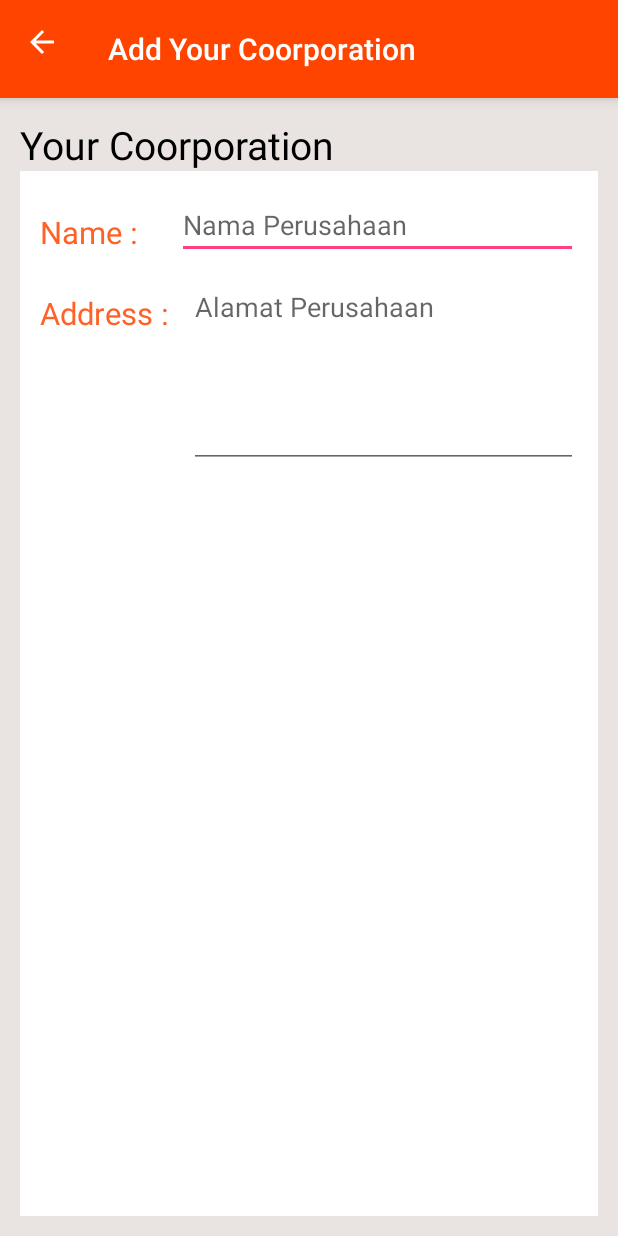
After one commit to ricoarisandyw/project_maker, an Android app: the AddCorporationActivity screen opened directly, with no data from a screen before it, on a phone screen of 412 x 824 dp. The commit adds this screen. Run offline under Robolectric (Android 15) with nearby library versions, the phone set to English and light mode, and no system bars; our stand-ins replace sdp/ssp sizes.

Commit message:
Input Corporation

```diff
--- a/app/src/main/AndroidManifest.xml
+++ b/app/src/main/AndroidManifest.xml
@@ -25,7 +25,8 @@
         <activity android:name=".Project" />
         <activity android:name=".AddTaskActivity" />
         <activity android:name=".SettingActivity" />
-        <activity android:name=".AddProjectActivity"></activity>
+        <activity android:name=".AddProjectActivity" />
+        <activity android:name=".AddCorporationActivity"></activity>
     </application>
 
 </manifest>
--- /dev/null
+++ b/app/src/main/java/com/mrabid/pro_maker/AddCorporationActivity.java
@@ -0,0 +1,40 @@
+package com.mrabid.pro_maker;
+
+import android.graphics.Color;
+import android.graphics.PorterDuff;
+import android.graphics.drawable.Drawable;
+import android.support.v7.app.AppCompatActivity;
+import android.os.Bundle;
+import android.support.v7.widget.Toolbar;
+import android.view.MenuItem;
+
+public class AddCorporationActivity extends AppCompatActivity {
+
+    @Override
+    protected void onCreate(Bundle savedInstanceState) {
+        super.onCreate(savedInstanceState);
+        setContentView(R.layout.activity_add_corporation);
+        Toolbar toolbar = (Toolbar) findViewById(R.id.toolbar);
+        setSupportActionBar(toolbar);
+        getSupportActionBar().setDisplayHomeAsUpEnabled(true);
+        final Drawable upArrow = getResources().getDrawable(R.drawable.abc_ic_ab_back_material);
+        upArrow.setColorFilter(getResources().getColor(R.color.White), PorterDuff.Mode.SRC_ATOP);
+        getSupportActionBar().setHomeAsUpIndicator(upArrow);
+        getSupportActionBar().setTitle("Add Your Coorporation");
+        toolbar.setTitleTextColor(Color.WHITE);
+        getSupportActionBar().setDisplayUseLogoEnabled(true);
+
+    }
+
+    @Override
+    public boolean onOptionsItemSelected(MenuItem item) {
+        switch (item.getItemId()) {
+            case android.R.id.home:
+                onBackPressed();
+                //overridePendingTransition(R.anim.fade_in, R.anim.fade_out);
+                return true;
+            default:
+                return super.onOptionsItemSelected(item);
+        }
+    }
+}
--- a/app/src/main/java/com/mrabid/pro_maker/AddProjectActivity.java
+++ b/app/src/main/java/com/mrabid/pro_maker/AddProjectActivity.java
@@ -60,6 +60,7 @@ public class AddProjectActivity extends AppCompatActivity {
                 },day,month,year);
                 datePickerDialog.getDatePicker().setMinDate(c.getTimeInMillis());
                 datePickerDialog.show();
+
             }
         });
 
--- /dev/null
+++ b/app/src/main/res/layout/activity_add_corporation.xml
@@ -0,0 +1,85 @@
+<?xml version="1.0" encoding="utf-8"?>
+<RelativeLayout xmlns:android="http://schemas.android.com/apk/res/android"
+    xmlns:app="http://schemas.android.com/apk/res-auto"
+    xmlns:tools="http://schemas.android.com/tools"
+    android:layout_width="match_parent"
+    android:layout_height="match_parent"
+
+    tools:context="com.mrabid.pro_maker.AddCorporationActivity">
+
+    <include
+        android:id="@+id/toolbar"
+        layout="@layout/toolbar_sign"/>
+
+    <RelativeLayout
+        android:layout_width="match_parent"
+        android:layout_height="match_parent"
+        android:background="@color/background"
+        android:padding="@dimen/_10sdp"
+        android:id="@+id/rlt_addCorporation1"
+        android:layout_below="@+id/toolbar">
+
+        <TextView
+            android:layout_width="wrap_content"
+            android:layout_height="wrap_content"
+            android:text="Your Coorporation"
+            android:textSize="@dimen/_20sdp"
+            android:textColor="@color/Black"
+            android:id="@+id/txt_jdlCorporation"/>
+
+        <RelativeLayout
+            android:layout_width="match_parent"
+            android:layout_height="match_parent"
+            android:padding="@dimen/_10sdp"
+            android:background="@color/White"
+            android:id="@+id/rlt_addCorporation"
+            android:layout_below="@id/txt_jdlCorporation">
+
+            <TextView
+                android:layout_width="wrap_content"
+                android:layout_height="wrap_content"
+                android:text="Name :"
+                android:textColor="@color/Themes"
+                android:layout_marginTop="@dimen/_10sdp"
+                android:textSize="@dimen/_16sdp"
+                android:id="@+id/txt_nameCoorporation"/>
+
+            <EditText
+                android:layout_width="match_parent"
+                android:layout_height="wrap_content"
+                android:id="@+id/edt_nameCoorporation"
+                android:hint="Nama Perusahaan"
+                android:layout_toRightOf="@+id/txt_nameCoorporation"
+                android:inputType="textPersonName"
+                android:layout_marginLeft="@dimen/_20sdp"/>
+
+            <TextView
+                android:layout_width="wrap_content"
+                android:layout_height="wrap_content"
+                android:text="Address :"
+                android:textColor="@color/Themes"
+                android:textSize="@dimen/_16sdp"
+                android:id="@+id/txt_addressCoorporation"
+                android:layout_marginTop="@dimen/_20sdp"
+                android:layout_below="@id/txt_nameCoorporation"/>
+
+            <EditText
+                android:layout_width="match_parent"
+                android:layout_height="@dimen/_100sdp"
+                android:layout_toRightOf="@+id/txt_addressCoorporation"
+                android:layout_marginLeft="@dimen/_10sdp"
+                android:textSize="@dimen/_14sdp"
+                android:layout_marginTop="@dimen/_10sdp"
+                android:inputType="textMultiLine"
+                android:scrollbarAlwaysDrawVerticalTrack="true"
+                android:gravity="top"
+                android:hint="Alamat Perusahaan"
+                android:layout_below="@+id/txt_nameCoorporation"/>
+
+        </RelativeLayout>
+
+
+    </RelativeLayout>
+
+
+</RelativeLayout>
--- a/app/src/main/res/layout/activity_add_project.xml
+++ b/app/src/main/res/layout/activity_add_project.xml
@@ -42,7 +42,7 @@
                 android:layout_below="@+id/edt_title_task"
                 android:hint="Describe here"
                 android:textColor="@color/Black"
-                android:inputType="textPostalAddress" />
+                android:inputType="textMultiLine" />
         </RelativeLayout>
 
         <TextView
--- a/app/src/main/res/layout/activity_add_task.xml
+++ b/app/src/main/res/layout/activity_add_task.xml
@@ -37,7 +37,7 @@
             android:layout_below="@+id/edt_title_task"
             android:hint="Describe here"
             android:textColor="@color/Black"
-            android:inputType="textPostalAddress" />
+            android:inputType="textMultiLine" />
     </RelativeLayout>
 
     <TextView
--- a/app/src/main/res/layout/personal_fragment.xml
+++ b/app/src/main/res/layout/personal_fragment.xml
@@ -7,9 +7,11 @@
     android:layout_height="match_parent"
     tools:context="com.mrabid.pro_maker.Fragment.GroupFragment">
 
-    <ListView
+    <android.support.v7.widget.RecyclerView
         android:layout_width="match_parent"
         android:layout_height="match_parent"
-        android:id="@+id/listViewPersonal"></ListView>
+        android:id="@+id/rcyView_personal">
+
+    </android.support.v7.widget.RecyclerView>
 
 </LinearLayout>
```
Also changed, not shown: app/src/main/java/com/mrabid/pro_maker/Adapter/ListViewAdapter.java (deleted, +0 -56 lines), app/src/main/java/com/mrabid/pro_maker/Adapter/RecycleViewAdapter.java (added, +66 -0 lines), app/src/main/java/com/mrabid/pro_maker/Fragment/PersonalFragment.java (+21 -41 lines), app/src/main/java/com/mrabid/pro_maker/Fragment/ProfilFragment.java (+12 -0 lines), app/src/main/java/com/mrabid/pro_maker/Helper/CircleConverter.java (added, +39 -0 lines), app/src/main/res/layout/personal_view.xml (renamed from app/src/main/res/layout/listview_personal.xml, +9 -4 lines), app/src/main/res/layout/profil_fragment.xml (+8 -2 lines), gradle.properties (+10 -9 lines).
